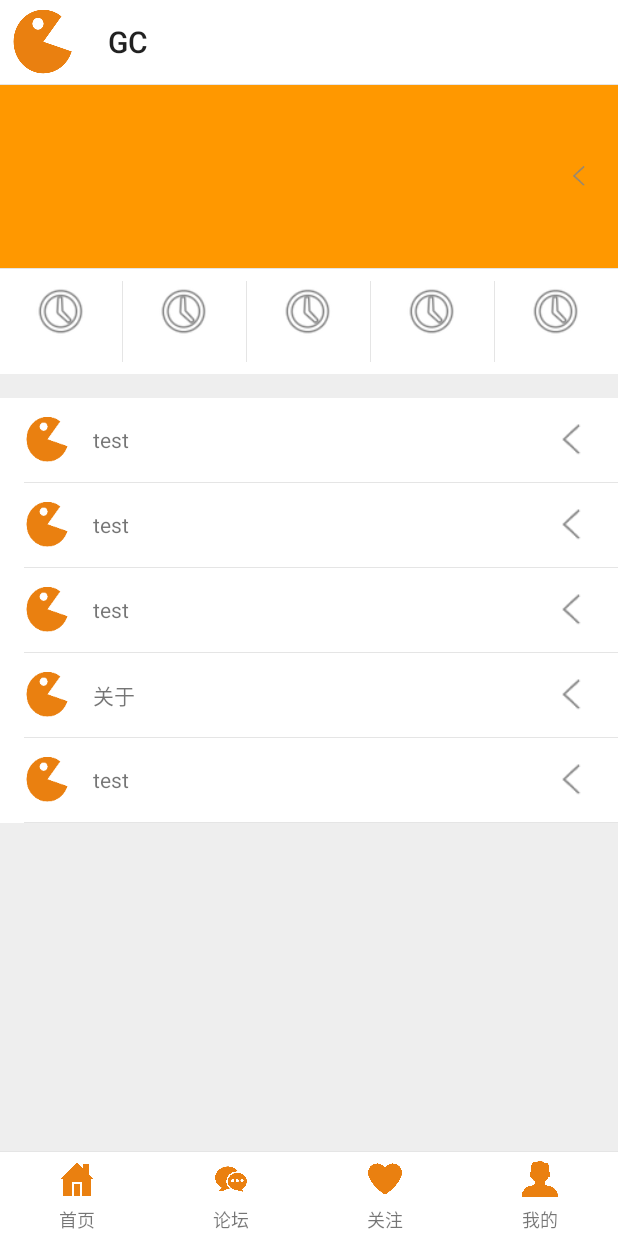
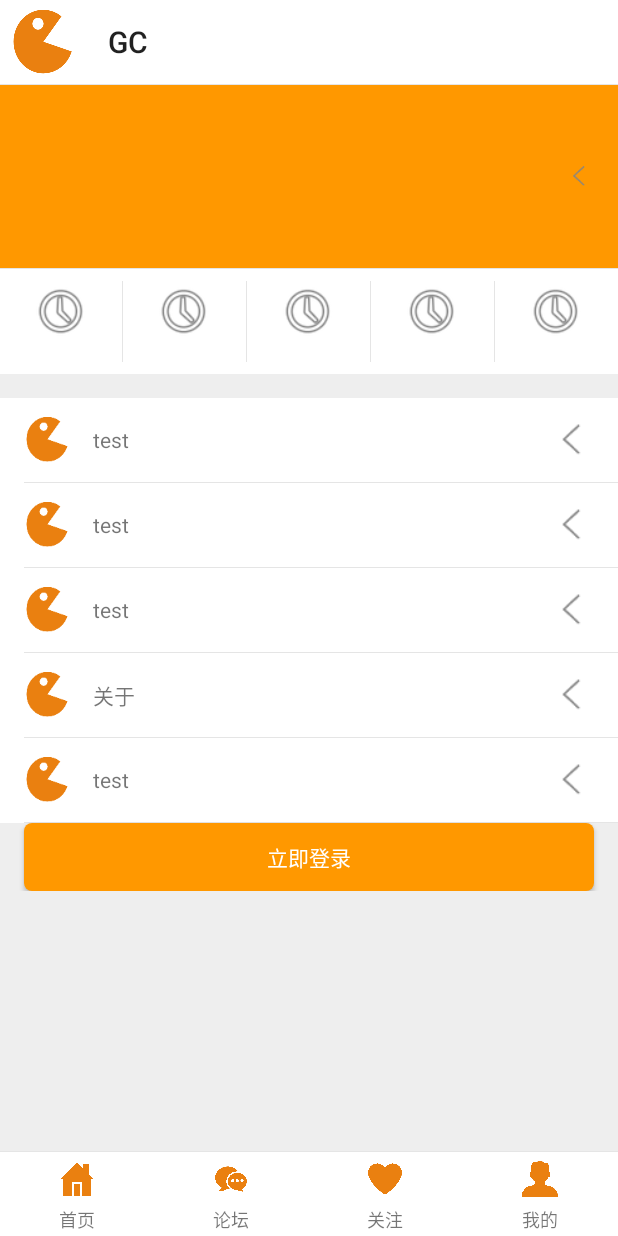
Before and after one commit to bolevw/GC, an Android app: the fragment MineFragment placed in its activity, on a phone screen of 412 x 824 dp. Run offline under Robolectric (Android 15) with nearby library versions, the phone set to English and light mode, and no system bars; our stand-ins replace CircleImageView, Picasso; pictures from the network do not load; 20 statements that could not run were skipped.

Commit message:
add login

```diff
--- a/app/src/main/java/com/example/administrator/gc/api/AccountApi.java
+++ b/app/src/main/java/com/example/administrator/gc/api/AccountApi.java
@@ -2,12 +2,10 @@ package com.example.administrator.gc.api;
 
 import android.util.Log;
 
-import com.example.administrator.gc.api.http.Fields;
 import com.example.administrator.gc.api.web.GetWebObservable;
 
 import org.jsoup.nodes.Document;
 import org.jsoup.nodes.Element;
-import org.jsoup.select.Elements;
 
 import rx.Subscriber;
 import rx.android.schedulers.AndroidSchedulers;
@@ -27,8 +25,7 @@ public class AccountApi {
             @Override
             public String call(Document document) {
                 Element bodyEl = document.body();
-                Elements els = bodyEl.getElementsByAttributeValue(Fields.WebField.CLASS, "udbsdk_login");
-                Log.d(TAG, "body - >" + els.toString());
+                Log.d(TAG, "body - >" + bodyEl.toString());
                 return document.toString();
             }
 
--- a/app/src/main/java/com/example/administrator/gc/api/Urls.java
+++ b/app/src/main/java/com/example/administrator/gc/api/Urls.java
@@ -6,6 +6,9 @@ package com.example.administrator.gc.api;
 public class Urls {
     public static final String INDEX_URL = "http://bbs.duowan.com/index.html";
 
+    public static final String LOGIN = "https://lgn.yy.com/lgn/oauth/authorize.do?oauth_token=8c5b171ccb2c19832c8d2d0174572d6fb28a51abda3e451abbec04f659e1157810a6a3d3ceb1f93c4a72ca97ec39c219&denyCallbackURL=http%3A%2F%2Fbbs.duowan.com%2Flogin.php%3Fmod%3Ddenycallback&cssid=5031&UIStyle=xqlogin&rdm=0.2278427565470338";
+
+
     public static final String TEST_URL = "http://blog.csdn.net/lmj623565791/article/details/47911083/";
 
     public static final String TEST_URL_2 = "http://bbs.pcgames.com.cn/";
--- a/app/src/main/java/com/example/administrator/gc/ui/fragment/MineFragment.java
+++ b/app/src/main/java/com/example/administrator/gc/ui/fragment/MineFragment.java
@@ -6,13 +6,14 @@ import android.support.annotation.Nullable;
 import android.view.LayoutInflater;
 import android.view.View;
 import android.view.ViewGroup;
+import android.widget.Button;
 import android.widget.LinearLayout;
-import android.widget.TextView;
 
 import com.example.administrator.gc.R;
 import com.example.administrator.gc.base.BaseFragment;
 import com.example.administrator.gc.presenter.fragment.MinePresenter;
 import com.example.administrator.gc.ui.activity.AboutActivity;
+import com.example.administrator.gc.ui.activity.LoginActivity;
 
 /**
  * Created by Administrator on 2016/3/22.
@@ -20,9 +21,11 @@ import com.example.administrator.gc.ui.activity.AboutActivity;
 public class MineFragment extends BaseFragment {
 
     MinePresenter presenter;
-    private TextView show;
+
 
     private LinearLayout aboutLinearLayout;
+
+    private Button loginButton;
 
     @Nullable
     @Override
@@ -34,7 +37,7 @@ public class MineFragment extends BaseFragment {
     @Override
     protected void initView(View v) {
         aboutLinearLayout = (LinearLayout) v.findViewById(R.id.aboutLinearLayout);
-        show = (TextView) v.findViewById(R.id.show);
+        loginButton = (Button) v.findViewById(R.id.loginButton);
     }
 
     @Override
@@ -45,12 +48,13 @@ public class MineFragment extends BaseFragment {
     }
 
     public void show(String s) {
-        show.setText(s);
+
     }
 
     @Override
     protected void setListener() {
         aboutLinearLayout.setOnClickListener(listener);
+        loginButton.setOnClickListener(listener);
     }
 
     View.OnClickListener listener = new View.OnClickListener() {
@@ -60,6 +64,9 @@ public class MineFragment extends BaseFragment {
             if (id == aboutLinearLayout.getId()) {
                 startActivity(new Intent(getActivity(), AboutActivity.class));
             }
+            if (id == loginButton.getId()) {
+                startActivity(new Intent(getActivity(), LoginActivity.class));
+            }
         }
     };
 
--- /dev/null
+++ b/app/src/main/res/drawable-v21/bg_click_orange.xml
@@ -0,0 +1,11 @@
+<?xml version="1.0" encoding="utf-8"?>
+<ripple xmlns:android="http://schemas.android.com/apk/res/android"
+    android:color="@color/common_background_white">
+    <item>
+        <shape>
+            <corners android:radius="5dp" />
+            <solid android:color="@color/orange_500" />
+        </shape>
+    </item>
+
+</ripple>
--- /dev/null
+++ b/app/src/main/res/drawable/bg_click_orange.xml
@@ -0,0 +1,16 @@
+<?xml version="1.0" encoding="utf-8"?>
+<selector xmlns:android="http://schemas.android.com/apk/res/android">
+    <item android:state_pressed="false">
+        <shape>
+            <corners android:radius="5dp" />
+            <solid android:color="@color/orange_500" />
+        </shape>
+    </item>
+    <item android:state_pressed="true">
+        <shape>
+            <corners android:radius="5dp" />
+            <solid android:color="@color/orange_800" />
+        </shape>
+    </item>
+
+</selector>
--- a/app/src/main/res/layout/fragment_mine.xml
+++ b/app/src/main/res/layout/fragment_mine.xml
@@ -347,9 +347,16 @@
         </LinearLayout>
 
 
-        <TextView
-            android:id="@+id/show"
-            android:layout_width="wrap_content"
-            android:layout_height="wrap_content" />
+        <Button
+            android:id="@+id/loginButton"
+            android:layout_width="match_parent"
+            android:layout_height="45dp"
+            android:layout_gravity="center"
+            android:layout_marginLeft="@dimen/activity_horizontal_margin"
+            android:layout_marginRight="@dimen/activity_horizontal_margin"
+            android:background="@drawable/bg_click_orange"
+            android:text="立即登录"
+            android:textColor="@color/white"
+            android:textSize="@dimen/text_normal" />
     </LinearLayout>
 </ScrollView>
--- a/app/src/main/res/layout/item_forum_recyclerview.xml
+++ b/app/src/main/res/layout/item_forum_recyclerview.xml
@@ -1,6 +1,7 @@
 <?xml version="1.0" encoding="utf-8"?>
 <LinearLayout xmlns:android="http://schemas.android.com/apk/res/android"
     xmlns:tools="http://schemas.android.com/tools"
+    android:id="@+id/content"
     android:layout_width="match_parent"
     android:layout_height="wrap_content"
     android:background="@drawable/bg_click_white"
--- a/app/src/main/res/values/strings.xml
+++ b/app/src/main/res/values/strings.xml
@@ -24,4 +24,7 @@
 
     <!--title-->
     <string name="title_about">关于</string>
+    <string name="title_forum">论坛</string>
+    <string name="title_login">登录</string>
+    <string name="title_register">注册</string>
 </resources>
```
Also changed, not shown: app/src/main/AndroidManifest.xml (+15 -0 lines), app/src/main/java/com/example/administrator/gc/presenter/activity/LoginPresenter.java (added, +50 -0 lines), app/src/main/java/com/example/administrator/gc/ui/activity/ForumDetailListActivity.java (+14 -0 lines), app/src/main/java/com/example/administrator/gc/ui/activity/LoginActivity.java (added, +37 -0 lines), app/src/main/java/com/example/administrator/gc/ui/activity/RegisterActivity.java (added, +28 -0 lines), app/src/main/java/com/example/administrator/gc/ui/fragment/ForumFragment.java (+11 -1 lines), app/src/main/res/layout/activity_forum_detail_list.xml (added, +20 -0 lines), app/src/main/res/layout/activity_login.xml (added, +121 -0 lines).
